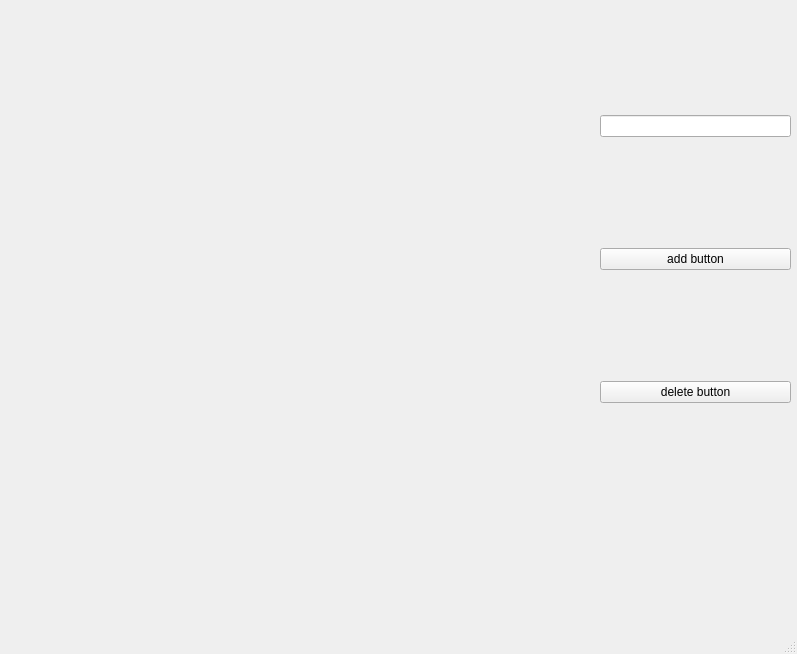
The window that Chess_Windows/mainwindow.ui (den-Master-2040/CHESS-PROJECT) describes before a commit, drawn with Qt 5.
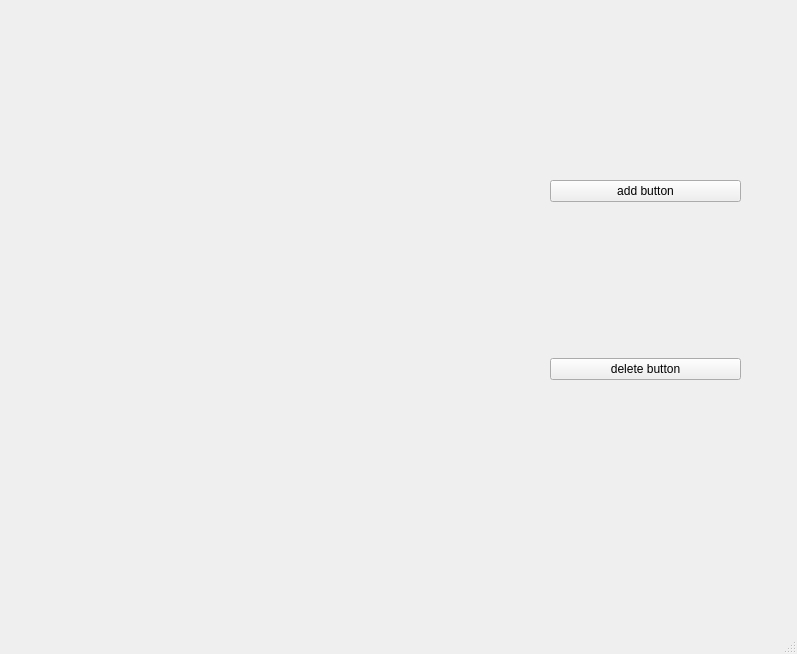
The same window after the commit.

Commit message: step to main menu

What changed in the file:
```diff
--- a/Chess_Windows/mainwindow.ui
+++ b/Chess_Windows/mainwindow.ui
@@ -20,16 +20,13 @@
    <widget class="QWidget" name="verticalLayoutWidget_2">
     <property name="geometry">
      <rect>
-      <x>600</x>
-      <y>10</y>
+      <x>550</x>
+      <y>30</y>
       <width>191</width>
       <height>501</height>
      </rect>
     </property>
     <layout class="QVBoxLayout" name="splitters">
-     <item>
-      <widget class="QLineEdit" name="lineEdit"/>
-     </item>
      <item>
       <widget class="QPushButton" name="pushButton2">
        <property name="text">
```
Left out of the diff: 2 changed lines with no effect on the pictures. The commit also changes 2 other files.
